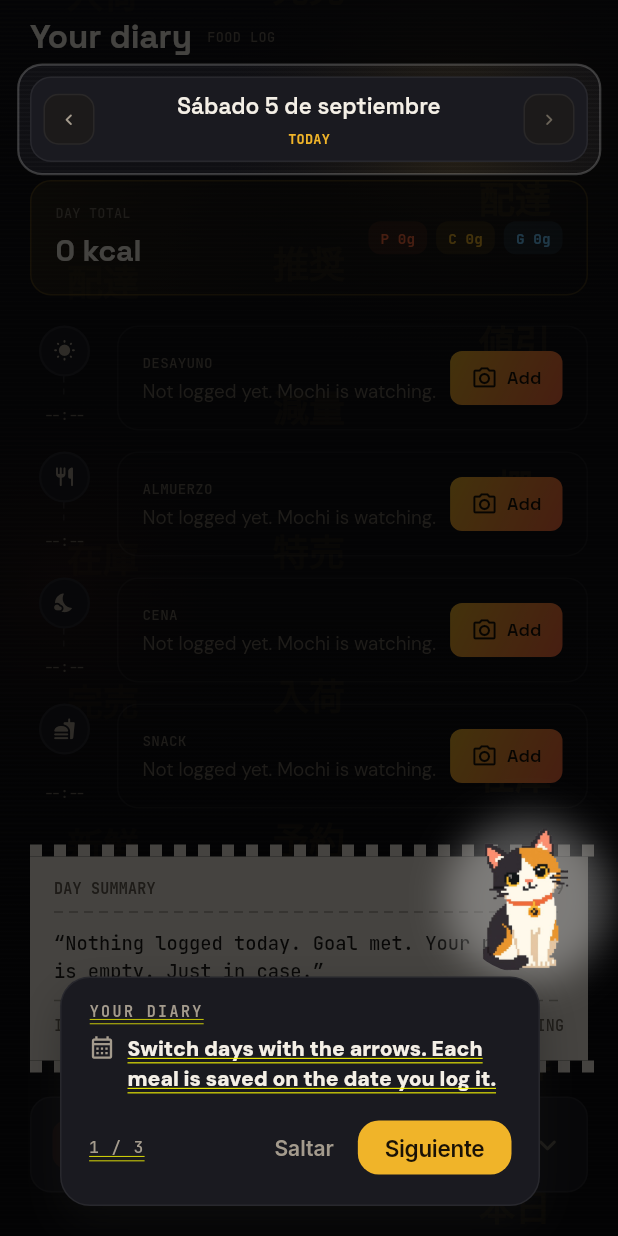
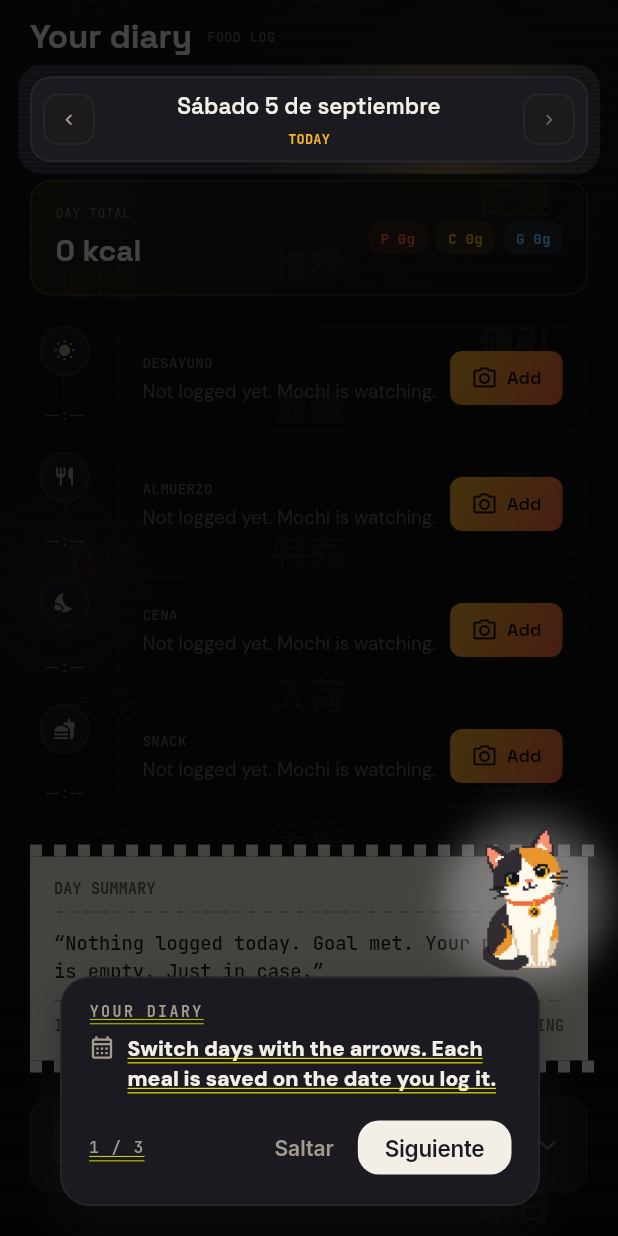
Before and after one commit to steven14821/Nekofit, a Flutter app: the DiaryScreen screen opened directly, on a phone screen of 412 x 824 dp. Run offline on Flutter 3.47's test engine with Material 3 defaults, Android fonts, the phone set to English and light mode, and no system bars; our stand-ins replace camera, cloud_firestore, firebase_ai, firebase_auth, firebase_core, firebase_storage and 13 more; missing offline and left inert: google_mlkit_object_detection, google_mlkit_text_recognition, health, in_app_update, mobile_scanner; accounts and stored records are empty; Roboto replaces fonts that are missing (BagelFatOne, JetBrainsMono).

Commit message:
fix(tour): botón neutro sin ámbar y sin anillo en el spotlight

```diff
--- a/lib/widgets/neko_tour.dart
+++ b/lib/widgets/neko_tour.dart
@@ -418,9 +418,9 @@ class _NekoTourStepLayerState extends State<_NekoTourStepLayer>
               ElevatedButton(
                 onPressed: widget.onNext,
                 style: ElevatedButton.styleFrom(
-                  backgroundColor: nk.amber,
-                  foregroundColor:
-                      isDark ? const Color(0xFF1A1206) : Colors.white,
+                  // Botón neutro (invertido): nada de ámbar en el tour.
+                  backgroundColor: nk.text,
+                  foregroundColor: nk.surface,
                   minimumSize: const Size(0, 36),
                   padding: const EdgeInsets.symmetric(horizontal: 18),
                 ),
@@ -481,14 +481,9 @@ class _SpotlightPainter extends CustomPainter {
       overlay,
     );
 
-    // Borde fino neutro (blanco 20%): delimita el hueco sin acento de color.
-    canvas.drawRRect(
-      spot,
-      Paint()
-        ..color = Colors.white.withValues(alpha: 0.20)
-        ..style = PaintingStyle.stroke
-        ..strokeWidth = 1.5,
-    );
+    // Sin anillo de color: el hueco del spotlight ya delimita el target
+    // con el contraste de la capa oscura, sin líneas que puedan leerse
+    // como amarillas sobre los elementos ámbar de la app.
   }
 
   @override
```
